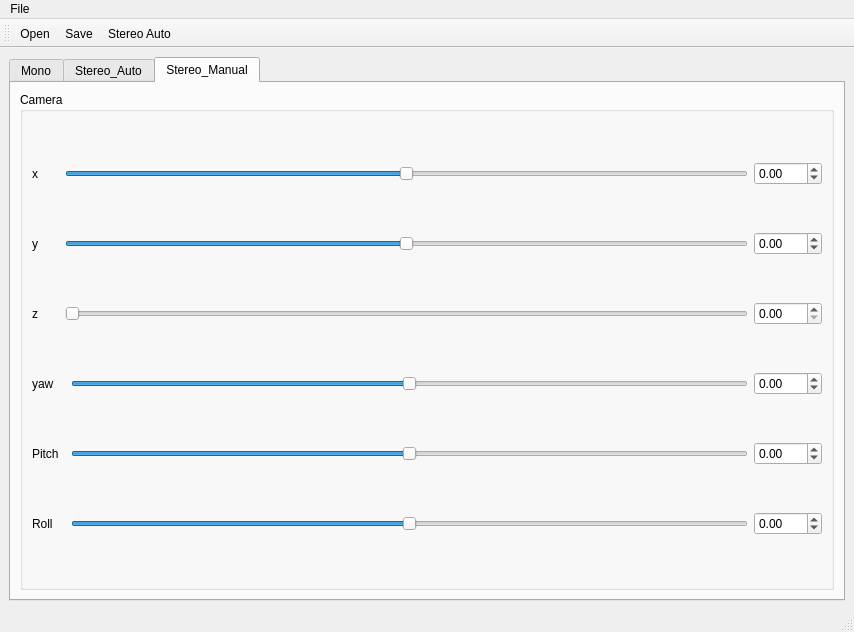
Above: pointcloud/dhri_calibrationOneKinect/src/mainwindow.ui from koosyong/tum-lsr-dhri before the change. Below: the same form after it.
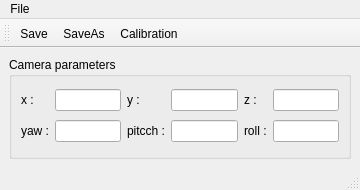
That is the form after the change.

Commit message: calibrationOneKinect parameterized except check board.

Patch:
```diff
--- a/pointcloud/dhri_calibrationOneKinect/src/mainwindow.ui
+++ b/pointcloud/dhri_calibrationOneKinect/src/mainwindow.ui
@@ -6,257 +6,124 @@
    <rect>
     <x>0</x>
     <y>0</y>
-    <width>854</width>
-    <height>632</height>
+    <width>360</width>
+    <height>190</height>
    </rect>
   </property>
   <property name="windowTitle">
-   <string>MainWindow</string>
+   <string>Calibration one kinect sensor</string>
   </property>
   <widget class="QWidget" name="centralwidget">
    <layout class="QHBoxLayout" name="horizontalLayout">
     <item>
-     <widget class="QTabWidget" name="tabWidget">
-      <property name="currentIndex">
-       <number>2</number>
-      </property>
-      <widget class="QWidget" name="mono">
-       <attribute name="title">
-        <string>Mono</string>
-       </attribute>
-      </widget>
-      <widget class="QWidget" name="stereo_auto">
-       <attribute name="title">
-        <string>Stereo_Auto</string>
-       </attribute>
-       <layout class="QGridLayout" name="gridLayout_5">
-        <item row="1" column="0">
-         <widget class="QGroupBox" name="groupBox_4">
-          <property name="title">
-           <string>Camera</string>
-          </property>
-          <layout class="QGridLayout" name="gridLayout">
-           <item row="1" column="0">
-            <widget class="QLabel" name="label_ir">
-             <property name="text">
-              <string/>
-             </property>
-            </widget>
-           </item>
-          </layout>
-         </widget>
-        </item>
-        <item row="0" column="0" colspan="2">
-         <widget class="QPushButton" name="pushButton">
-          <property name="text">
-           <string>start</string>
-          </property>
-         </widget>
-        </item>
-       </layout>
-      </widget>
-      <widget class="QWidget" name="stereo_manual">
-       <attribute name="title">
-        <string>Stereo_Manual</string>
-       </attribute>
-       <layout class="QVBoxLayout" name="verticalLayout">
-        <item>
          <widget class="QGroupBox" name="groupBox">
           <property name="title">
-           <string>Camera</string>
-          </property>
-          <property name="flat">
-           <bool>false</bool>
-          </property>
-          <layout class="QGridLayout" name="gridLayout_2">
-           <item row="3" column="0">
-            <widget class="QLabel" name="label">
-             <property name="text">
-              <string>yaw</string>
+       <string>Camera parameters</string>
+      </property>
+      <layout class="QGridLayout" name="gridLayout">
+       <item row="1" column="1">
+        <widget class="QLineEdit" name="lineEdit_yaw">
+         <property name="enabled">
+          <bool>true</bool>
+         </property>
+         <property name="readOnly">
+          <bool>true</bool>
              </property>
             </widget>
            </item>
-           <item row="3" column="3">
-            <widget class="QSlider" name="horizontalSlider_camera_yaw">
-             <property name="minimum">
-              <number>-18000</number>
-             </property>
-             <property name="maximum">
-              <number>18000</number>
-             </property>
-             <property name="orientation">
-              <enum>Qt::Horizontal</enum>
-             </property>
-            </widget>
-           </item>
-           <item row="4" column="0">
-            <widget class="QLabel" name="label_2">
-             <property name="text">
-              <string>Pitch</string>
-             </property>
-            </widget>
-           </item>
-           <item row="4" column="3">
-            <widget class="QSlider" name="horizontalSlider_camera_pitch">
-             <property name="minimum">
-              <number>-18000</number>
-             </property>
-             <property name="maximum">
-              <number>18000</number>
-             </property>
-             <property name="orientation">
-              <enum>Qt::Horizontal</enum>
-             </property>
-            </widget>
-           </item>
-           <item row="4" column="4">
-            <widget class="QDoubleSpinBox" name="doubleSpinBox_camera_pitch">
-             <property name="minimum">
-              <double>-180.000000000000000</double>
-             </property>
-             <property name="maximum">
-              <double>180.000000000000000</double>
-             </property>
-             <property name="singleStep">
-              <double>0.010000000000000</double>
-             </property>
-            </widget>
-           </item>
-           <item row="5" column="0">
+       <item row="1" column="0">
+        <widget class="QLabel" name="label_4">
+         <property name="text">
+          <string>yaw :</string>
+         </property>
+        </widget>
+       </item>
+       <item row="1" column="5">
+        <widget class="QLineEdit" name="lineEdit_roll">
+         <property name="enabled">
+          <bool>true</bool>
+         </property>
+         <property name="readOnly">
+          <bool>true</bool>
+         </property>
+        </widget>
+       </item>
+       <item row="0" column="3">
+        <widget class="QLineEdit" name="lineEdit_y">
+         <property name="enabled">
+          <bool>true</bool>
+         </property>
+         <property name="readOnly">
+          <bool>true</bool>
+         </property>
+        </widget>
+       </item>
+       <item row="0" column="5">
+        <widget class="QLineEdit" name="lineEdit_z">
+         <property name="enabled">
+          <bool>true</bool>
+         </property>
+         <property name="readOnly">
+          <bool>true</bool>
+         </property>
+        </widget>
+       </item>
+       <item row="0" column="4">
             <widget class="QLabel" name="label_3">
              <property name="text">
-              <string>Roll</string>
-             </property>
-            </widget>
-           </item>
-           <item row="5" column="3">
-            <widget class="QSlider" name="horizontalSlider_camera_roll">
-             <property name="minimum">
-              <number>-18000</number>
-             </property>
-             <property name="maximum">
-              <number>18000</number>
-             </property>
-             <property name="orientation">
-              <enum>Qt::Horizontal</enum>
-             </property>
-            </widget>
-           </item>
-           <item row="5" column="4">
-            <widget class="QDoubleSpinBox" name="doubleSpinBox_camera_roll">
-             <property name="minimum">
-              <double>-180.000000000000000</double>
-             </property>
-             <property name="maximum">
-              <double>180.000000000000000</double>
-             </property>
-             <property name="singleStep">
-              <double>0.010000000000000</double>
-             </property>
-            </widget>
-           </item>
-           <item row="3" column="4">
-            <widget class="QDoubleSpinBox" name="doubleSpinBox_camera_yaw">
-             <property name="minimum">
-              <double>-180.000000000000000</double>
-             </property>
-             <property name="maximum">
-              <double>180.000000000000000</double>
-             </property>
-             <property name="singleStep">
-              <double>0.010000000000000</double>
+          <string>z :</string>
              </property>
             </widget>
            </item>
            <item row="0" column="0">
-            <widget class="QLabel" name="label_7">
+        <widget class="QLabel" name="label">
              <property name="text">
-              <string>x</string>
+          <string>x :</string>
              </property>
             </widget>
            </item>
-           <item row="0" column="2" colspan="2">
-            <widget class="QSlider" name="horizontalSlider_camera_x">
-             <property name="minimum">
-              <number>-5000</number>
-             </property>
-             <property name="maximum">
-              <number>5000</number>
-             </property>
-             <property name="orientation">
-              <enum>Qt::Horizontal</enum>
-             </property>
-            </widget>
-           </item>
-           <item row="1" column="0">
-            <widget class="QLabel" name="label_8">
-             <property name="text">
-              <string>y</string>
-             </property>
-            </widget>
-           </item>
-           <item row="2" column="0">
-            <widget class="QLabel" name="label_9">
-             <property name="text">
-              <string>z</string>
-             </property>
-            </widget>
-           </item>
-           <item row="1" column="2" colspan="2">
-            <widget class="QSlider" name="horizontalSlider_camera_y">
-             <property name="minimum">
-              <number>-5000</number>
-             </property>
-             <property name="maximum">
-              <number>5000</number>
-             </property>
-             <property name="orientation">
-              <enum>Qt::Horizontal</enum>
-             </property>
-            </widget>
-           </item>
-           <item row="2" column="2" colspan="2">
-            <widget class="QSlider" name="horizontalSlider_camera_z">
-             <property name="maximum">
-              <number>5000</number>
-             </property>
-             <property name="orientation">
-              <enum>Qt::Horizontal</enum>
-             </property>
-            </widget>
-           </item>
-           <item row="0" column="4">
-            <widget class="QDoubleSpinBox" name="doubleSpinBox_camera_x">
-             <property name="minimum">
-              <double>-5.000000000000000</double>
-             </property>
-             <property name="maximum">
-              <double>5.000000000000000</double>
+       <item row="1" column="3">
+        <widget class="QLineEdit" name="lineEdit_pitch">
+         <property name="enabled">
+          <bool>true</bool>
+         </property>
+         <property name="readOnly">
+          <bool>true</bool>
              </property>
             </widget>
            </item>
            <item row="1" column="4">
-            <widget class="QDoubleSpinBox" name="doubleSpinBox_camera_y">
-             <property name="minimum">
-              <double>-5.000000000000000</double>
-             </property>
-             <property name="maximum">
-              <double>5.000000000000000</double>
+        <widget class="QLabel" name="label_6">
+         <property name="text">
+          <string>roll :</string>
+         </property>
+        </widget>
+       </item>
+       <item row="1" column="2">
+        <widget class="QLabel" name="label_5">
+         <property name="text">
+          <string>pitcch :</string>
              </property>
             </widget>
            </item>
-           <item row="2" column="4">
-            <widget class="QDoubleSpinBox" name="doubleSpinBox_camera_z">
-             <property name="maximum">
-              <double>5.000000000000000</double>
+       <item row="0" column="2">
+        <widget class="QLabel" name="label_2">
+         <property name="text">
+          <string>y :</string>
              </property>
             </widget>
            </item>
-          </layout>
+       <item row="0" column="1">
+        <widget class="QLineEdit" name="lineEdit_x">
+         <property name="enabled">
+          <bool>true</bool>
+         </property>
+         <property name="readOnly">
+          <bool>true</bool>
+         </property>
          </widget>
         </item>
        </layout>
-      </widget>
      </widget>
     </item>
    </layout>
@@ -266,7 +133,7 @@
     <rect>
      <x>0</x>
      <y>0</y>
-     <width>854</width>
+     <width>360</width>
      <height>25</height>
     </rect>
    </property>
@@ -274,7 +141,6 @@
     <property name="title">
      <string>File</string>
     </property>
-    <addaction name="actionOpen"/>
     <addaction name="actionSave"/>
    </widget>
    <addaction name="menuFile"/>
@@ -290,26 +156,26 @@
    <attribute name="toolBarBreak">
     <bool>false</bool>
    </attribute>
-   <addaction name="actionOpen"/>
    <addaction name="actionSave"/>
-   <addaction name="actionStereo_Auto"/>
+   <addaction name="actionSaveAs"/>
+   <addaction name="actionCalibration"/>
   </widget>
-  <action name="actionOpen">
-   <property name="text">
-    <string>Open</string>
-   </property>
-  </action>
   <action name="actionSave">
    <property name="text">
     <string>Save</string>
    </property>
   </action>
-  <action name="actionStereo_Auto">
+  <action name="actionCalibration">
    <property name="checkable">
     <bool>true</bool>
    </property>
    <property name="text">
-    <string>Stereo Auto</string>
+    <string>Calibration</string>
+   </property>
+  </action>
+  <action name="actionSaveAs">
+   <property name="text">
+    <string>SaveAs</string>
    </property>
   </action>
  </widget>
```
Lines whose indentation alone changed are shown as unchanged. The commit also changes 42 other files.
